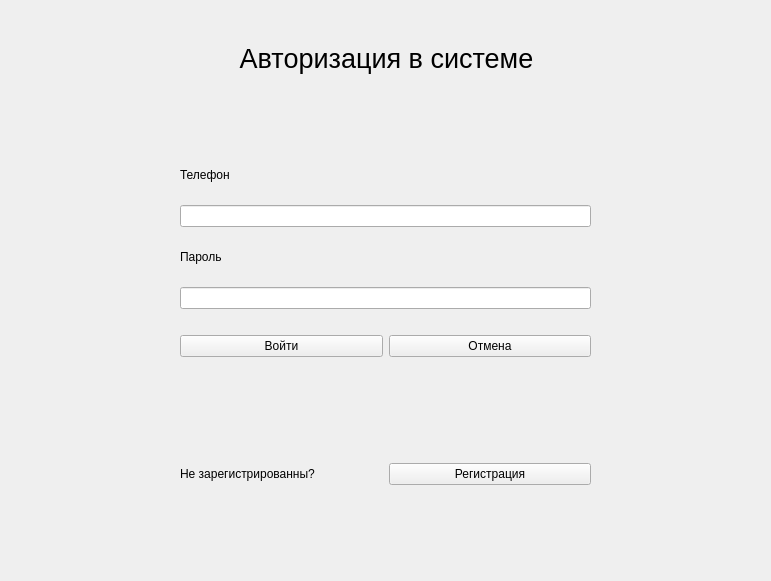
rkv04/test, file gui/authorizationwindow.ui: the form before one commit.
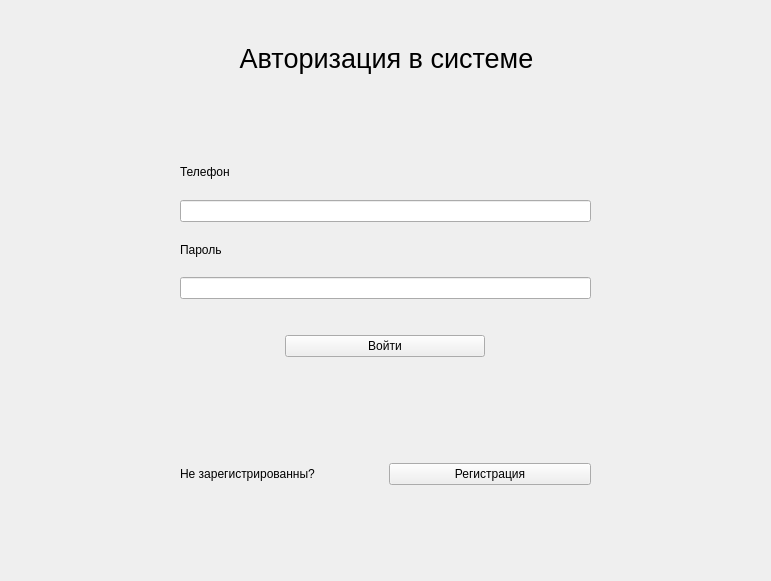
The form after the commit.

The edit to the form file:
```diff
--- a/gui/authorizationwindow.ui
+++ b/gui/authorizationwindow.ui
@@ -102,7 +102,7 @@
          <property name="sizeHint" stdset="0">
           <size>
            <width>20</width>
-           <height>20</height>
+           <height>30</height>
           </size>
          </property>
         </spacer>
@@ -111,6 +111,12 @@
         <layout class="QHBoxLayout" name="horizontalLayout_2">
          <item>
           <widget class="QPushButton" name="loginButton">
+           <property name="maximumSize">
+            <size>
+             <width>200</width>
+             <height>16777215</height>
+            </size>
+           </property>
            <property name="text">
             <string>Войти</string>
            </property>
@@ -119,13 +125,6 @@
            </property>
           </widget>
          </item>
-         <item>
-          <widget class="QPushButton" name="cancelButton">
-           <property name="text">
-            <string>Отмена</string>
-           </property>
-          </widget>
-         </item>
         </layout>
        </item>
       </layout>
```
